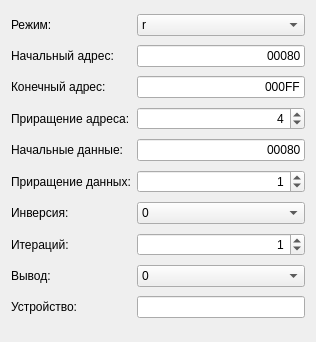
Qt form default/settings_reg_test.ui (Veala/host_tgca-for-t_hsc) before a commit.
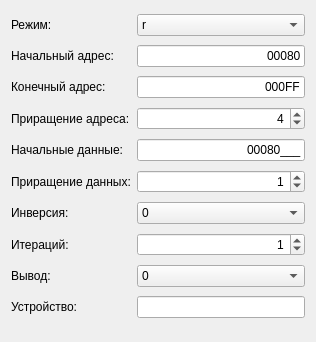
The same form after that commit. Icons and pictures are not drawn.

```diff
--- a/default/settings_reg_test.ui
+++ b/default/settings_reg_test.ui
@@ -151,7 +151,7 @@
    <item row="4" column="1">
     <widget class="QLineEdit" name="startData">
      <property name="inputMask">
-      <string>HHHHH;_</string>
+      <string>HHHHHHHH;_</string>
      </property>
      <property name="text">
       <string>00080</string>
```
Left out of the diff: 10 changed lines with no effect on the pictures.
